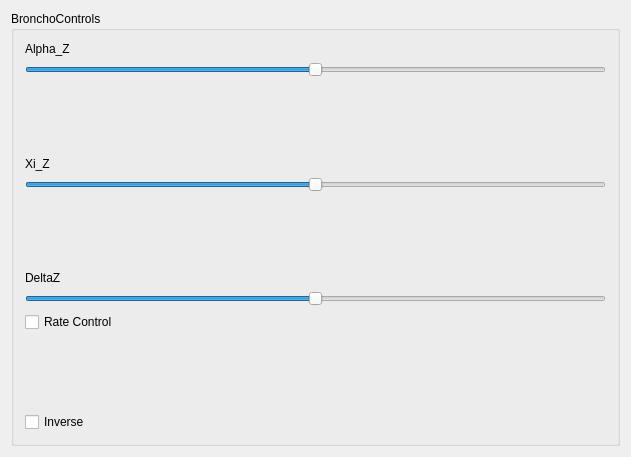
Old version of the form libgui/bronchowidget.ui in the repository iocroblab/kautham.
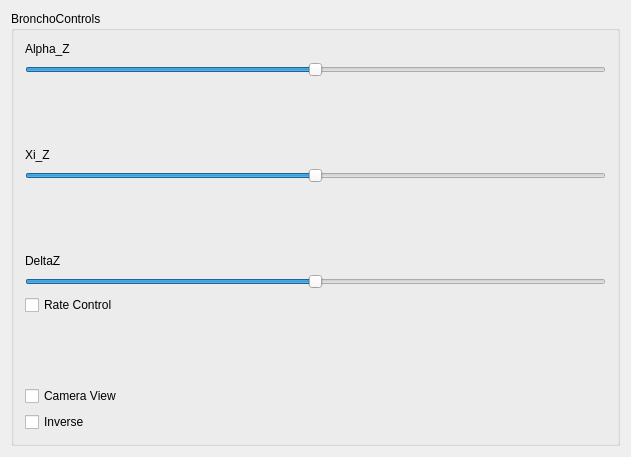
New version of the form.

Commit message: - Added Camera View to bronchoWidget.

```diff
--- a/libgui/bronchowidget.ui
+++ b/libgui/bronchowidget.ui
@@ -144,6 +144,13 @@
         </property>
        </spacer>
       </item>
+      <item>
+       <widget class="QCheckBox" name="CameraCheckBox">
+        <property name="text">
+         <string>Camera View</string>
+        </property>
+       </widget>
+      </item>
       <item>
        <widget class="QCheckBox" name="InverseCheckBox">
         <property name="text">
```
The commit also changes 8 other files.
